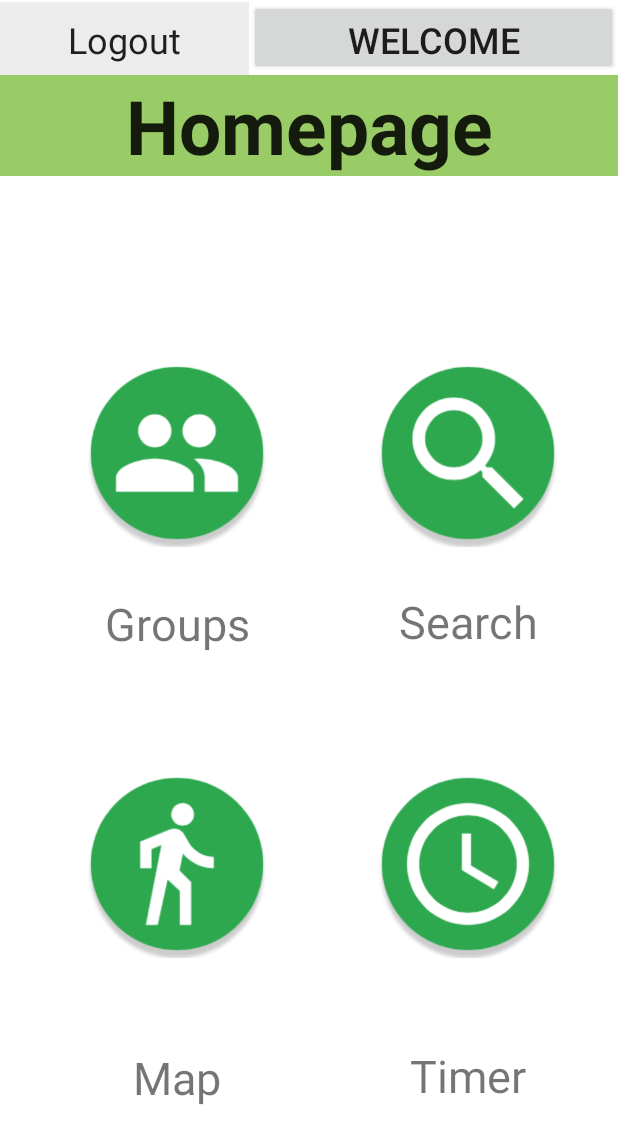
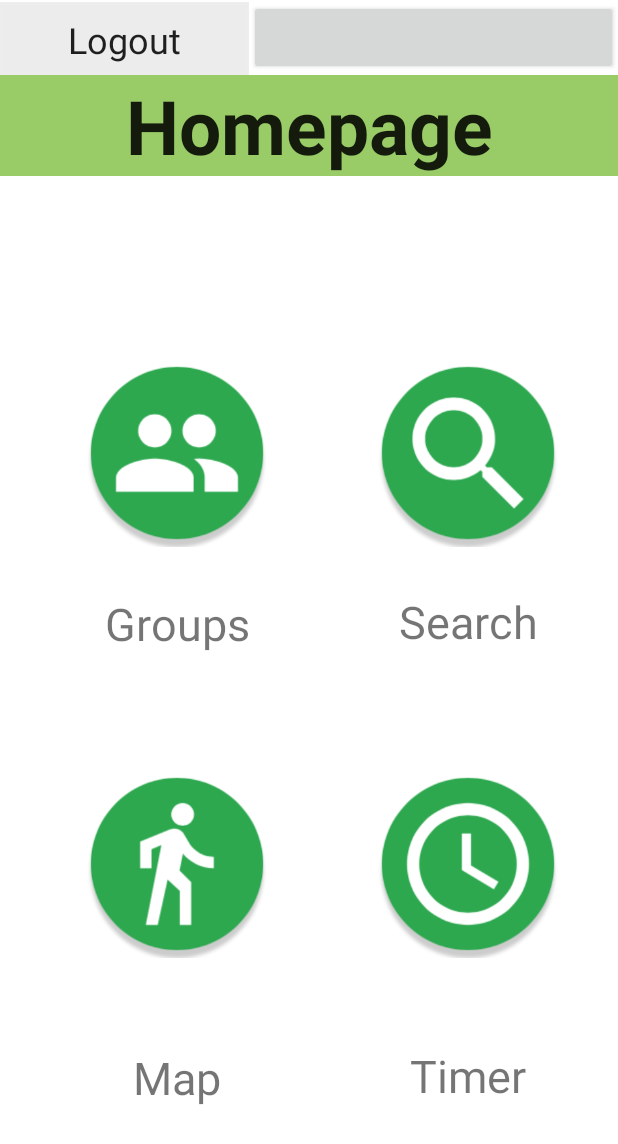
Before and after one commit to DeepDarkFTC/SharedLib, an Android app: the HomePageActivity screen opened directly, with no data from a screen before it, on a phone screen of 412 x 824 dp. Shown: the top 1144 px of the screen. Run offline under Robolectric (Android 15) with nearby library versions, the phone set to English and light mode, and no system bars; our stand-ins replace Firebase (no records; nobody signed in at launch, a user with empty details on screens opened directly); 1 statement that could not run was skipped.

Commit message:
Modified by Weiguang Ma

```diff
--- a/app/src/main/java/com/example/sharedlib/HomePageActivity.java
+++ b/app/src/main/java/com/example/sharedlib/HomePageActivity.java
@@ -17,8 +17,7 @@ import com.google.firebase.database.ValueEventListener;
 
 public class HomePageActivity extends BaseActivity {
 
-    private TextView userNameTextView;
-
+    private Button personalInfoButton;
     private DatabaseReference mDatabase;
     private FirebaseAuth mAuth;
     private String userName;
@@ -44,8 +43,7 @@ public class HomePageActivity extends BaseActivity {
 
                 userName = dataSnapshot.child(userId).getValue().toString();
                 Log.d("Database content222", userName);
-                userNameTextView.setText(userName);
-
+                personalInfoButton.setText(userName);
             }
 
             @Override
@@ -56,18 +54,12 @@ public class HomePageActivity extends BaseActivity {
             }
         });
 
-
-//        Intent parentIntent = getIntent();
-//        String userName = parentIntent.getStringExtra("userName");
-
-        userNameTextView = findViewById(R.id.text_username_homepage);
-
         Button searchSeat = findViewById(R.id.button_search_homepage);
         searchSeat.setOnClickListener(new View.OnClickListener() {
             @Override
             public void onClick(View v) {
                 Intent intent = new Intent(HomePageActivity.this, SearchSeatsActivity.class);
-                intent.putExtra("userName", userNameTextView.getText().toString());
+                intent.putExtra("userName", personalInfoButton.getText().toString());
                 startActivity(intent);
             }
         });
@@ -77,7 +69,7 @@ public class HomePageActivity extends BaseActivity {
             @Override
             public void onClick(View v) {
                 Intent intent = new Intent(HomePageActivity.this, FormGroupsActivity.class);
-                intent.putExtra("userName", userNameTextView.getText().toString());
+                intent.putExtra("userName", personalInfoButton.getText().toString());
                 startActivity(intent);
             }
         });
@@ -87,7 +79,7 @@ public class HomePageActivity extends BaseActivity {
             @Override
             public void onClick(View v) {
                 Intent intent = new Intent(HomePageActivity.this, StudyTimeActivity.class);
-                intent.putExtra("userName", userNameTextView.getText().toString());
+                intent.putExtra("userName", personalInfoButton.getText().toString());
                 startActivity(intent);
             }
         });
@@ -97,17 +89,17 @@ public class HomePageActivity extends BaseActivity {
             @Override
             public void onClick(View v) {
                 Intent intent = new Intent(HomePageActivity.this, MapsActivity.class);
-                intent.putExtra("userName", userNameTextView.getText().toString());
+                intent.putExtra("userName", personalInfoButton.getText().toString());
                 startActivity(intent);
             }
         });
 
-        Button personalInfoButton = findViewById(R.id.button_username_homepage);
+        personalInfoButton = findViewById(R.id.button_username_homepage);
         personalInfoButton.setOnClickListener(new View.OnClickListener() {
             @Override
             public void onClick(View v) {
                 Intent intent = new Intent(HomePageActivity.this, PersonalDetailsActivity.class);
-                intent.putExtra("userName", userNameTextView.getText().toString());
+                intent.putExtra("userName", personalInfoButton.getText().toString());
                 startActivity(intent);
             }
         });
@@ -121,32 +113,5 @@ public class HomePageActivity extends BaseActivity {
         });
 
     }
-    /*
-    public void logoutMethod(final Context context){
-        AlertDialog.Builder builder = new AlertDialog.Builder(context);
-        builder.setTitle("Message");
-        builder.setMessage("Are you sure you want to quit?");
-        builder.setPositiveButton("Confirm", new DialogInterface.OnClickListener() {
-            @Override
-            public void onClick(DialogInterface dialogInterface, int i) {
-                Intent logoutIntent = new Intent();
-                logoutIntent.setClass(context,MainActivity.class);
-                logoutIntent.setFlags(Intent.FLAG_ACTIVITY_CLEAR_TOP); //关键的一句，将新的activity置为栈顶
-                Log.v("测试测试测试",logoutIntent.toString());
-                startActivity(logoutIntent);
-                finish();
-            }
-        });
-        builder.setNegativeButton("Cancel", new DialogInterface.OnClickListener() {
-            @Override
-            public void onClick(DialogInterface dialogInterface, int i) {
-            }
-        });
-        builder.show();
-    }*/
 
-    private void signOut() {
-        mAuth.signOut();
-        //updateUI(null);
-    }
 }
--- a/app/src/main/java/com/example/sharedlib/MainActivity.java
+++ b/app/src/main/java/com/example/sharedlib/MainActivity.java
@@ -138,7 +138,6 @@ public class MainActivity extends BaseActivity {
                             FirebaseUser user = mAuth.getCurrentUser();
                             //updateUI(user);
                             Intent intent = new Intent(MainActivity.this, HomePageActivity.class);
-                            intent.putExtra("userName", userNameTextView.getText().toString());
                             startActivity(intent);
                         } else {
                             // If sign in fails, display a message to the user.
--- a/app/src/main/java/com/example/sharedlib/PersonalDetailsActivity.java
+++ b/app/src/main/java/com/example/sharedlib/PersonalDetailsActivity.java
@@ -52,7 +52,6 @@ public class PersonalDetailsActivity extends BaseActivity {
 
                 if(dataSnapshot.exists()) {
                     personalStudyTime = Integer.parseInt(dataSnapshot.getValue(ComWithDatabase.class).getDate());
-                    Log.d("上次时间", String.valueOf(personalStudyTime));
                     studyTimeTextView.setText(personalStudyTime+"");
                 }
             }
```
